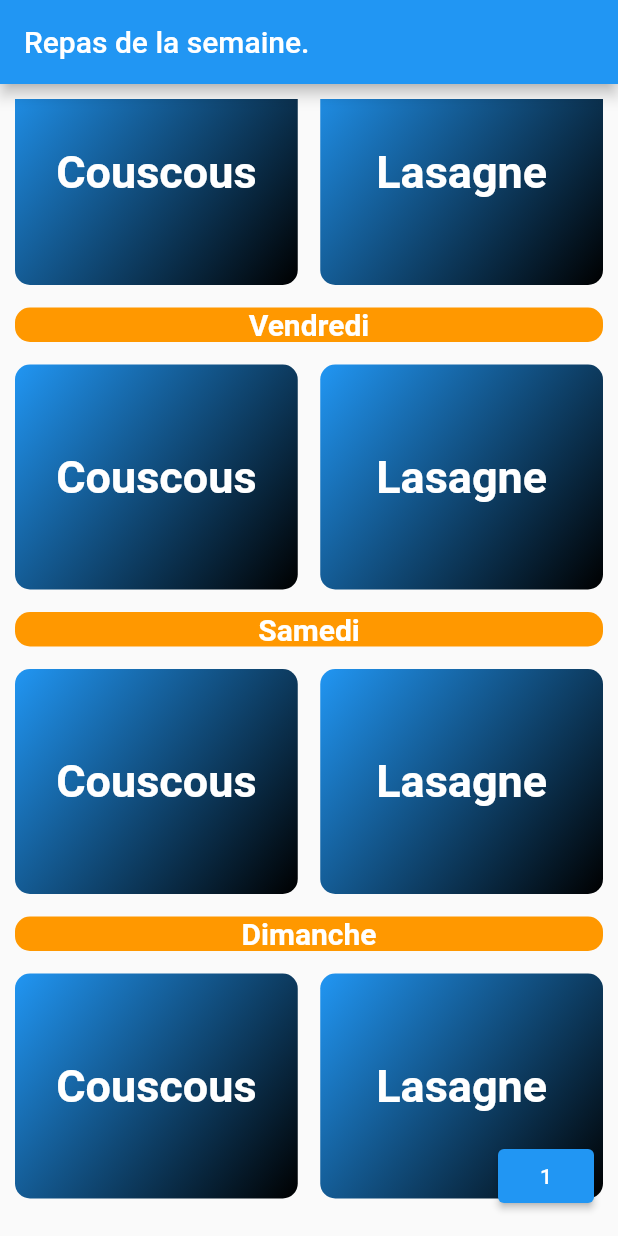
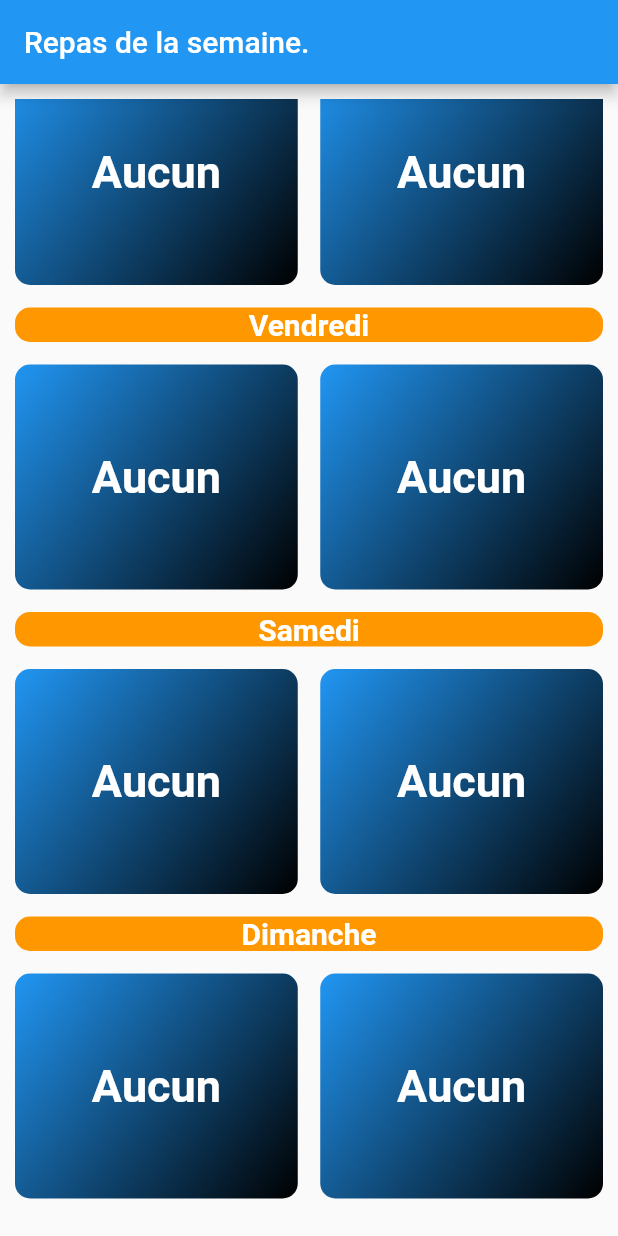
Before and after one commit to CedGitCode/MealOfTheWeek_Apps, a Flutter app: the screen it shows after launch, scrolled down 673 dp, on a phone screen of 412 x 824 dp. Run offline on Flutter 3.47's test engine with Material 2 defaults, Android fonts, the phone set to English and light mode, and no system bars; missing offline and left inert: dart:ffi.

Commit message:
The first Json integration completly finish

```diff
--- a/meals_week/lib/main.dart
+++ b/meals_week/lib/main.dart
@@ -1,12 +1,9 @@
 import 'package:flutter/material.dart';
-import 'package:path_provider/path_provider.dart';
 import 'dart:convert';
-import 'dart:io';
 
 import 'screens/mealsweek_screen.dart';
 import 'models/mealWeek.dart';
 import 'models/FileManager.dart';
-
 
 const String FILENAME = 'myJsonFile.json';
 
@@ -23,26 +20,39 @@ class MyApp extends StatefulWidget {
 
 class _MyAppState extends State<MyApp> {
 
-  final storage = FileManager(fileName: 'mealWeekJson.json');
+  // Will take the meal of json File.
+  List<MealWeek> _dataOfWeeklyMeal = [];
 
   @override
   void initState() {
     super.initState();
 
-    storage.readJson();
+    // Me permet de lire/écrire dans le fichier
+    final FileManager _fileManager = FileManager(fileName: 'mealWeekJson.json');
 
-    //_writeJson( MealWeek('Lundi', {'Midi': 'Couscous', 'Soir': 'Lasagne'}) );
+    _fileManager.readJson().then( (value) {
+
+      Map<String, dynamic> transformJsonIntoMap = jsonDecode(value);
+      print(transformJsonIntoMap);
+
+      transformJsonIntoMap.forEach((key, value) {
+        _dataOfWeeklyMeal.add( MealWeek(key, value) );
+      });
+
+      setState(() {});
+    });
   }
 
   @override
   Widget build(BuildContext context) {
     return MaterialApp(
       theme: ThemeData(
-        textTheme: const TextTheme(
-          bodyText2: TextStyle(fontSize: 30, fontWeight: FontWeight.bold, color: Colors.white),
-        )
+          textTheme: const TextTheme(
+            bodyText2: TextStyle(
+                fontSize: 30, fontWeight: FontWeight.bold, color: Colors.white),
+          )
       ),
-      home: MealsWeekScreen(storage:storage),
+      home: _dataOfWeeklyMeal.isEmpty ? const Scaffold(body: Center(child:Text('Coucou'),),) : MealsWeekScreen(weeklyMeal: _dataOfWeeklyMeal),
     );
   }
 }
--- a/meals_week/lib/models/FileManager.dart
+++ b/meals_week/lib/models/FileManager.dart
@@ -1,4 +1,5 @@
 import 'dart:convert';
+import 'dart:ffi';
 
 import 'package:flutter/material.dart';
 import 'package:path_provider/path_provider.dart';
@@ -7,7 +8,6 @@ import 'dart:io';
 import './mealWeek.dart';
 
 class FileManager {
-
   // Constructeur.
   final String fileName;
 
@@ -23,42 +23,47 @@ class FileManager {
     return File('$path/$fileName');
   }
 
+  Future<String> _initializeFile() async {
+    final file = await _localFile;
+
+    final String _initalizeData = "{\"Lundi\": {\"Midi\": \"Aucun\", \"Soir\":\"Aucun\"},"
+        "\"Mardi\": {\"Midi\": \"Aucun\", \"Soir\":\"Aucun\"},"
+        "\"Mercredi\": {\"Midi\": \"Aucun\", \"Soir\":\"Aucun\"},"
+        "\"Jeudi\": {\"Midi\": \"Aucun\", \"Soir\":\"Aucun\"},"
+        "\"Vendredi\": {\"Midi\": \"Aucun\", \"Soir\":\"Aucun\"},"
+        "\"Samedi\": {\"Midi\": \"Aucun\", \"Soir\":\"Aucun\"},"
+        "\"Dimanche\": {\"Midi\": \"Aucun\", \"Soir\":\"Aucun\"} }";
+
+    file.writeAsString(_initalizeData);
+
+    return _initalizeData;
+  }
+
   Future<String> readJson() async {
+    final file = await _localFile;
 
     try {
-      print('I\'m reading');
-
-      final file = await _localFile;
-
       final contents = await file.readAsString();
-
       return contents;
     }
     catch(e){
-      return "{}";
+      final String contents = await _initializeFile();
+      return contents;
     }
 
   }
 
-  Future<void> writeJson(MealWeek p_day) async {
+  Future<void> writeJson(List<MealWeek> p_weeklyMeal) async {
     final file = await _localFile;
 
-    Map<String, dynamic> jsonIntoMap;
+    Map<String, dynamic> jsonIntoMap = {};
 
-    final String contents = await readJson();
-
-    print('Im here: $contents');
-    jsonIntoMap = jsonDecode(contents);
-
-    print(p_day.toJson());
-
-    jsonIntoMap.addAll(p_day.toJson());
-
-    print(jsonIntoMap);
+    p_weeklyMeal.forEach((element) {
+      jsonIntoMap.addAll(element.toJson());
+    });
 
     final String jsonResult = jsonEncode(jsonIntoMap);
 
     file.writeAsString(jsonResult);
   }
-
 }
--- a/meals_week/lib/models/mealWeek.dart
+++ b/meals_week/lib/models/mealWeek.dart
@@ -2,7 +2,7 @@
 class MealWeek {
 
   String weekDay;
-  Map<String, String> meals;
+  Map<String, dynamic> meals;
 
   MealWeek(this.weekDay, this.meals);
 
--- a/meals_week/lib/screens/mealsweek_screen.dart
+++ b/meals_week/lib/screens/mealsweek_screen.dart
@@ -3,42 +3,25 @@ import 'package:meals_week/widgets/meal_item.dart';
 import '../models/mealWeek.dart';
 
 class MealsWeekScreen extends StatefulWidget {
-  final storage;
+  List<MealWeek> weeklyMeal;
 
-  MealsWeekScreen({Key? key, this.storage}) : super(key: key);
+  MealsWeekScreen({Key? key, required this.weeklyMeal}) : super(key: key);
 
   @override
   State<MealsWeekScreen> createState() => _MealsWeekScreenState();
 }
 
 class _MealsWeekScreenState extends State<MealsWeekScreen> {
-
-  List<MealWeek> mealWeek = [
-    MealWeek('Lundi', {'Midi': 'Couscous', 'Soir': 'Lasagne'}),
-    MealWeek('Mardi', {'Midi': 'Couscous', 'Soir': 'Lasagne'}),
-    MealWeek('Mercredi', {'Midi': 'Couscous', 'Soir': 'Lasagne'}),
-    MealWeek('Jeudi', {'Midi': 'Couscous', 'Soir': 'Lasagne'}),
-    MealWeek('Vendredi', {'Midi': 'Couscous', 'Soir': 'Lasagne'}),
-    MealWeek('Samedi', {'Midi': 'Couscous', 'Soir': 'Lasagne'}),
-    MealWeek('Dimanche', {'Midi': 'Couscous', 'Soir': 'Lasagne'}),
-  ];
-
   @override
   Widget build(BuildContext context) {
     return Scaffold(
       appBar: AppBar(
         title: const Text('Repas de la semaine.'),
       ),
-      floatingActionButton: ElevatedButton(
-        onPressed: () {
-          widget.storage.writeJson(MealWeek('Mardi', {'Midi': 'Couscous', 'Soir': 'Lasagne'}));
-        },
-        child:Text('1'),
-      ),
       body: Container(
         margin: const EdgeInsets.all(10),
         child: ListView.builder(
-          itemCount: mealWeek.length,
+          itemCount: widget.weeklyMeal.length,
           itemBuilder: (BuildContext ctx, int index) {
             return Container(
               child: Column(
@@ -50,7 +33,7 @@ class _MealsWeekScreenState extends State<MealsWeekScreen> {
                       color: Colors.orange,
                     ),
                     child: Text(
-                      mealWeek[index].weekDay,
+                      widget.weeklyMeal[index].weekDay,
                       style: const TextStyle(
                           fontWeight: FontWeight.bold, fontSize: 20),
                       textAlign: TextAlign.center,
@@ -61,9 +44,17 @@ class _MealsWeekScreenState extends State<MealsWeekScreen> {
                     mainAxisAlignment: MainAxisAlignment.spaceAround,
                     crossAxisAlignment: CrossAxisAlignment.start,
                     children: [
-                     MealItem(title:mealWeek[index].meals['Midi'] as String),
+                      MealItem(
+                        weeklyMeal: widget.weeklyMeal,
+                        actualDay: index,
+                        whichPeriodOfDay: 'Midi',
+                      ),
                       const SizedBox(width: 15),
-                      MealItem(title:mealWeek[index].meals['Soir'] as String),
+                      MealItem(
+                        weeklyMeal: widget.weeklyMeal,
+                        actualDay: index,
+                        whichPeriodOfDay: 'Soir',
+                      ),
                     ],
                   ),
                   const SizedBox(height: 15),
--- a/meals_week/lib/widgets/meal_item.dart
+++ b/meals_week/lib/widgets/meal_item.dart
@@ -1,9 +1,19 @@
 import 'package:flutter/material.dart';
+import 'package:meals_week/models/FileManager.dart';
+import '../models/mealWeek.dart';
 
 class MealItem extends StatefulWidget {
-  String title;
 
-  MealItem({this.title = 'Aucun'});
+  // List of weeklyMeal
+  List<MealWeek> weeklyMeal;
+
+  // index of weeklyMeal
+  final int actualDay;
+
+  // Lunch or Diner
+  final String whichPeriodOfDay;
+
+  MealItem({required this.weeklyMeal, required this.actualDay, required this.whichPeriodOfDay});
 
   @override
   State<MealItem> createState() => _MealItemState();
@@ -13,10 +23,16 @@ class _MealItemState extends State<MealItem> {
 
   late TextEditingController _controller;
 
-  void changeMeal(String p_title)
+  void changeMeal(String p_newRecipe)
   {
     setState(() {
-      widget.title = p_title;
+      widget.weeklyMeal[widget.actualDay].meals[widget.whichPeriodOfDay] = p_newRecipe;
+
+      final FileManager _fileManager = FileManager(fileName: 'mealWeekJson.json');
+
+      _fileManager.writeJson(widget.weeklyMeal);
+
+     // widget.title = p_title;
     });
   }
 
@@ -34,6 +50,7 @@ class _MealItemState extends State<MealItem> {
 
   @override
   Widget build(BuildContext context) {
+
     return Expanded(
       child: InkWell(
         child: Container(
@@ -51,7 +68,7 @@ class _MealItemState extends State<MealItem> {
               tileMode: TileMode.mirror,
             ),
           ),
-          child: Text(widget.title),
+          child: Text(widget.weeklyMeal[widget.actualDay].meals[widget.whichPeriodOfDay]),
         ),
         onTap: () {
           showDialog(context: context, builder: (ctx) {
```
Also changed, not shown: meals_week/pubspec.lock.
